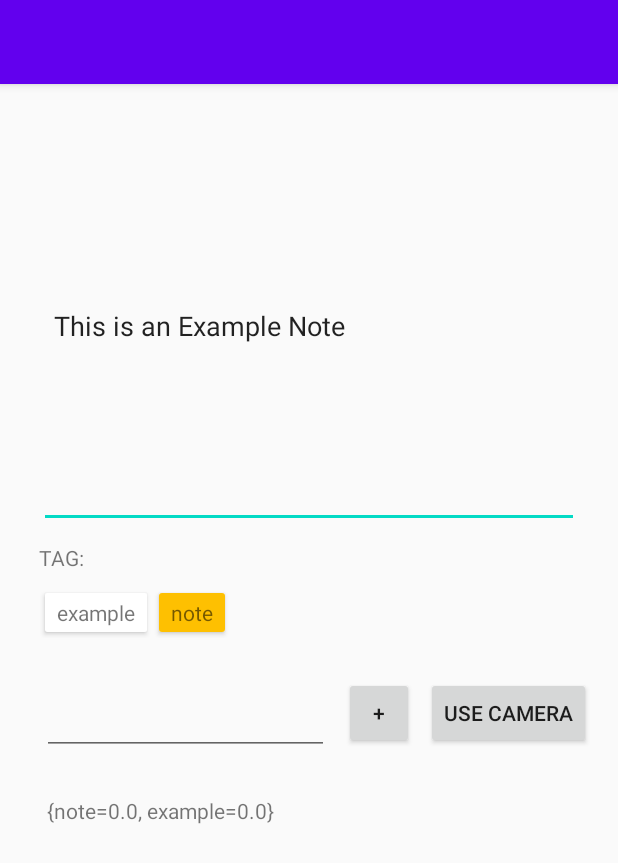
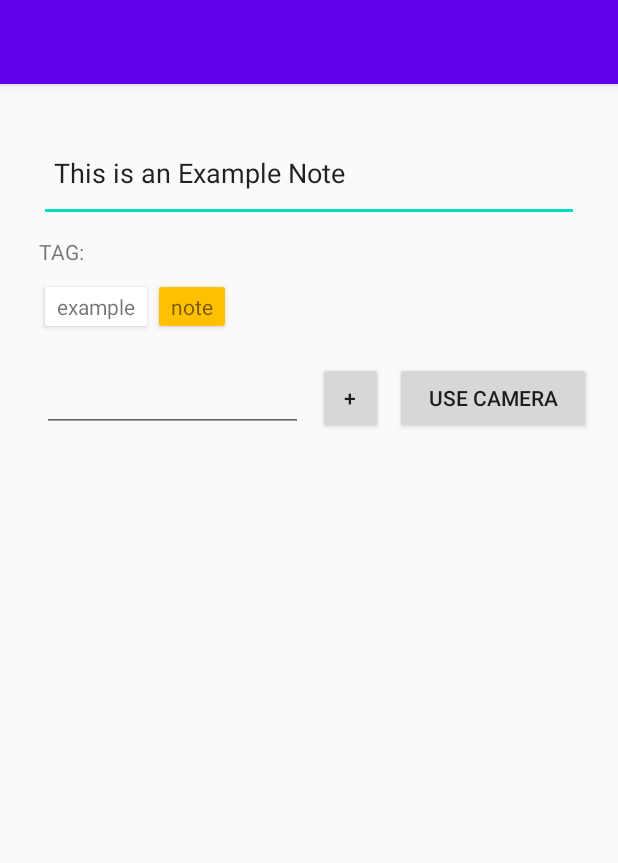
Before and after one commit to adityag1998/SmartNotes, an Android app: the screen it shows after launch (NoteEditorActivity), after a tap on "This is an Example Note", on a phone screen of 412 x 824 dp. Shown: the top 863 px of the screen. Run offline under Robolectric (Android 15) with nearby library versions, the phone set to English and light mode, and no system bars.

Commit message:
Recaculate Tfidf at Note Delete, some improvements
- Added new Floating button for add note.
- Added Developer Options turn on and off to show tfidf calucation in TextView.
- Added Recalculate tfidf after note delete.

```diff
--- a/app/build.gradle
+++ b/app/build.gradle
@@ -30,6 +30,7 @@ dependencies {
     implementation 'androidx.constraintlayout:constraintlayout:2.0.0-beta4'
     implementation 'androidx.recyclerview:recyclerview:1.1.0'
     implementation 'androidx.cardview:cardview:1.0.0'
+    implementation 'com.google.android.material:material:1.2.1'
 
     testImplementation 'junit:junit:4.12'
     androidTestImplementation 'androidx.test.ext:junit:1.1.1'
--- a/app/src/main/java/com/samsung/smartnotes/MainActivity.java
+++ b/app/src/main/java/com/samsung/smartnotes/MainActivity.java
@@ -4,27 +4,21 @@ import android.content.Context;
 import android.content.DialogInterface;
 import android.content.Intent;
 import android.content.SharedPreferences;
-import android.net.Uri;
-import android.os.Build;
 import android.os.Bundle;
-import android.provider.Settings;
 import android.view.Menu;
 import android.view.MenuInflater;
 import android.view.MenuItem;
 import android.view.View;
-import android.widget.AdapterView;
-import android.widget.AdapterView.OnItemClickListener;
-import android.widget.ArrayAdapter;
-import android.widget.ListView;
 import android.widget.Toast;
 
 import androidx.annotation.NonNull;
 import androidx.appcompat.app.AlertDialog;
 import androidx.appcompat.app.AppCompatActivity;
-import androidx.recyclerview.widget.DefaultItemAnimator;
-import androidx.recyclerview.widget.GridLayoutManager;
 import androidx.recyclerview.widget.RecyclerView;
+import androidx.recyclerview.widget.StaggeredGridLayoutManager;
 
+import com.google.android.material.floatingactionbutton.FloatingActionButton;
+import com.google.android.material.snackbar.Snackbar;
 import com.google.gson.Gson;
 import com.google.gson.reflect.TypeToken;
 
@@ -132,6 +126,7 @@ public class MainActivity extends AppCompatActivity {
     static ArrayList<Note> notesList = new ArrayList<Note>();
     static ArrayList<String> textList = new ArrayList<String>();
 
+    static boolean developerOptions = false;
     static Gson gson = new Gson();
     static NoteAdapter mNoteAdapter;
     protected RecyclerView noteRecyclerView;
@@ -176,8 +171,17 @@ public class MainActivity extends AppCompatActivity {
         // Bind ListView with Array Adapter
         noteRecyclerView = findViewById(R.id.recyclerView);
         mNoteAdapter = new NoteAdapter(textList);
-        noteRecyclerView.setLayoutManager(new GridLayoutManager(this, 2));
+        noteRecyclerView.setLayoutManager(new StaggeredGridLayoutManager(2, StaggeredGridLayoutManager.VERTICAL));
         noteRecyclerView.setAdapter(mNoteAdapter);
+
+        FloatingActionButton fab = findViewById(R.id.fab);
+        fab.setOnClickListener(new View.OnClickListener() {
+            @Override
+            public void onClick(View view) {
+                Intent intent = new Intent(getApplicationContext(), com.samsung.smartnotes.NoteEditorActivity.class);
+                startActivity(intent);
+            }
+        });
 
         //TfidfCalculation.updateAllTfidf();
         TfidfCalculation.recalculateAllTfidf();
@@ -213,6 +217,7 @@ public class MainActivity extends AppCompatActivity {
                                 notesList.remove(mPosition);
                                 textList.remove(mPosition);
                                 mNoteAdapter.notifyDataSetChanged();
+                                TfidfCalculation.recalculateAllTfidf();
 
                                 //Add Logic to edit stored Data
                                 SharedPreferences sharedPreferences = getApplicationContext().getSharedPreferences("com.samsung.smartnotes.notes"
@@ -242,10 +247,10 @@ public class MainActivity extends AppCompatActivity {
     {
         super.onOptionsItemSelected(item);
 
-        if(item.getItemId() == R.id.createNewNote)
+        if(item.getItemId() == R.id.developerOption)
         {
-            Intent intent = new Intent(getApplicationContext(), com.samsung.smartnotes.NoteEditorActivity.class);
-            startActivity(intent);
+            if(developerOptions == false) developerOptions = true;
+            else developerOptions = false;
             return true;
         }
 
--- a/app/src/main/java/com/samsung/smartnotes/NoteEditorActivity.java
+++ b/app/src/main/java/com/samsung/smartnotes/NoteEditorActivity.java
@@ -74,6 +74,9 @@ public class NoteEditorActivity extends AppCompatActivity {
         cameraButton = (Button) findViewById(R.id.cameraButton);
         addButton = (Button) findViewById(R.id.addButton);
         TextView tfidfView = (TextView) findViewById(R.id.textViewTfidf);
+
+        if(!MainActivity.developerOptions)
+            tfidfView.setVisibility(View.GONE);
 
         //Bind keyList to recycler view, we have to bind it after initialization because we cannot bind null keyList to KeyAdapter
         recyclerView = findViewById(R.id.keyRecyclerView);
--- a/app/src/main/res/layout/activity_note_editor.xml
+++ b/app/src/main/res/layout/activity_note_editor.xml
@@ -11,11 +11,11 @@
     <EditText
         android:id="@+id/editText"
         android:layout_width="match_parent"
-        android:layout_height="270dp"
+        android:layout_height="wrap_content"
         android:layout_margin="10dp"
         android:hint="Note"
         android:maxLines="10"
-        android:minLines="10"
+        android:minLines="2"
         android:padding="10dp"
         android:scrollbars="vertical" />
 
@@ -42,9 +42,10 @@
 
         <EditText
             android:id="@+id/editKey"
-            android:layout_width="191dp"
-            android:layout_height="56dp"
+            android:layout_width="0px"
+            android:layout_height="wrap_content"
             android:layout_margin="10dp"
+            android:layout_weight="4"
             android:ems="10"
             android:hint=""
             android:inputType="textPersonName"
@@ -53,7 +54,7 @@
 
         <Button
             android:id="@+id/addButton"
-            android:layout_width="wrap_content"
+            android:layout_width="0px"
             android:layout_height="wrap_content"
             android:layout_gravity="center"
             android:layout_weight="1"
@@ -62,8 +63,9 @@
 
         <Button
             android:id="@+id/cameraButton"
-            android:layout_width="wrap_content"
+            android:layout_width="0px"
             android:layout_height="wrap_content"
+            android:layout_weight="3"
             android:layout_gravity="center"
             android:text="Use Camera" />
 
@@ -72,7 +74,8 @@
     <TextView
         android:id="@+id/textViewTfidf"
         android:layout_width="match_parent"
-        android:layout_height="129dp"
+        android:layout_height="wrap_content"
+        android:scrollbars="vertical"
         android:layout_margin="15dp"
         android:text="TextView" />
 
--- a/app/src/main/res/layout/main_notes_list.xml
+++ b/app/src/main/res/layout/main_notes_list.xml
@@ -2,13 +2,14 @@
 <androidx.cardview.widget.CardView
     xmlns:android="http://schemas.android.com/apk/res/android"
     android:layout_width="match_parent"
-    android:layout_height="100dp"
+    android:layout_height="wrap_content"
     android:layout_margin="@dimen/margin">
 
     <TextView
         android:layout_width="match_parent"
-        android:layout_height="match_parent"
+        android:layout_height="wrap_content"
         android:padding="@dimen/padding"
+        android:maxLines="8"
         android:id="@+id/noteTextView">
     </TextView>
 
--- a/app/src/main/res/menu/menu_main.xml
+++ b/app/src/main/res/menu/menu_main.xml
@@ -1,6 +1,6 @@
 <?xml version="1.0" encoding="utf-8"?>
 <menu xmlns:android="http://schemas.android.com/apk/res/android">
     <item
-        android:id="@+id/createNewNote"
-        android:title="Create New Note"></item>
+        android:id="@+id/developerOption"
+        android:title="Developer Option"></item>
 </menu>
--- a/app/src/main/res/values/colors.xml
+++ b/app/src/main/res/values/colors.xml
@@ -4,4 +4,5 @@
     <color name="colorPrimaryDark">#3700B3</color>
     <color name="colorAccent">#03DAC5</color>
     <color name="transparentBlack">#B3000000</color>
+    <color name="fabColor">#f0e4c2</color>
 </resources>
--- a/app/src/main/res/values/dimens.xml
+++ b/app/src/main/res/values/dimens.xml
@@ -2,4 +2,5 @@
 <resources>
     <dimen name="padding">6dp</dimen>
     <dimen name="margin">6dp</dimen>
+    <dimen name="fab_margin">16dp</dimen>
 </resources>
```
Also changed, not shown: app/src/main/res/layout/activity_main.xml (+11 -2 lines).
